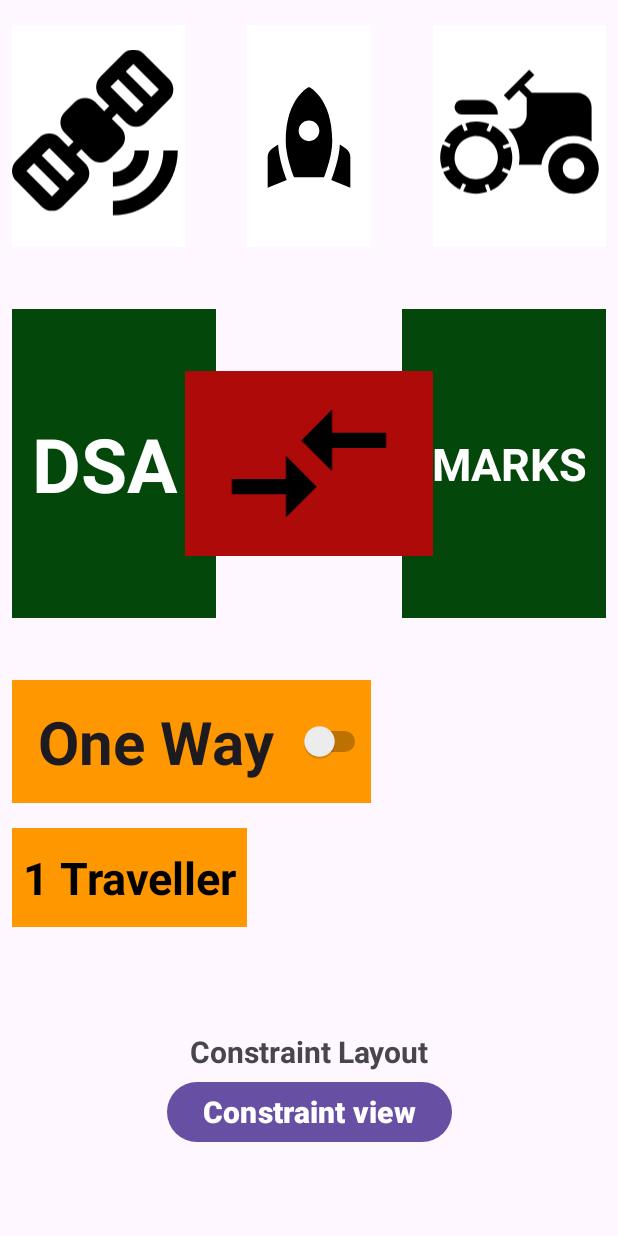
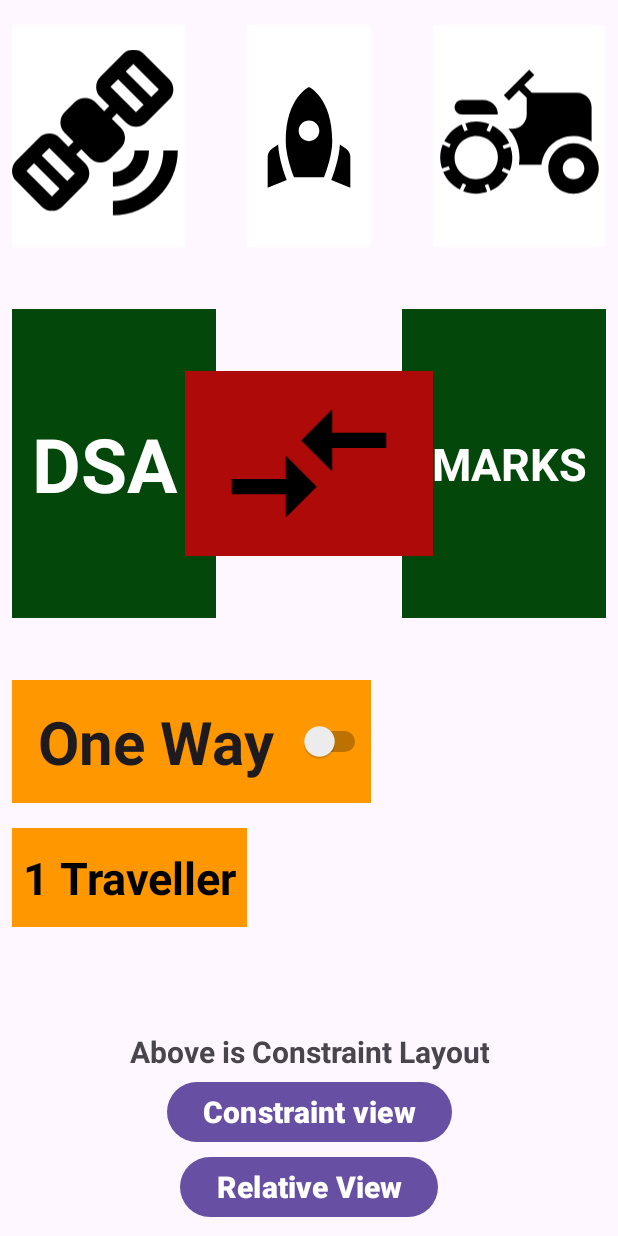
Before and after one commit to VaibhavRawat27/ConstraintAndRelativeLayout, an Android app: the screen it shows after launch (MainActivity), on a phone screen of 412 x 824 dp. Run offline under Robolectric (Android 15) with nearby library versions, the phone set to English and light mode, and no system bars.

```diff
--- a/app/src/main/java/com/vaibhavrawat/constraintlayout/MainActivity.kt
+++ b/app/src/main/java/com/vaibhavrawat/constraintlayout/MainActivity.kt
@@ -8,13 +8,19 @@ import android.widget.Button
 
 class MainActivity : AppCompatActivity() {
     var btnRelativeLayout : Button?= null
+    var btnRelativeLayoutSwitch : Button?=null
     @SuppressLint("MissingInflatedId")
     override fun onCreate(savedInstanceState: Bundle?) {
         super.onCreate(savedInstanceState)
         setContentView(R.layout.activity_main)
         btnRelativeLayout = findViewById(R.id.btnRelativeLayout)
+        btnRelativeLayoutSwitch = findViewById(R.id.btnRelativeLayoutSwitch)
         btnRelativeLayout?.setOnClickListener {
-            var intent = Intent(this, ConstraintLayoutView::class.java)
+            val intent = Intent(this, ConstraintLayoutView::class.java)
+            startActivity(intent)
+        }
+        btnRelativeLayoutSwitch?.setOnClickListener {
+            val intent = Intent(this, RelativeLayout::class.java)
             startActivity(intent)
         }
     }
--- a/app/src/main/res/layout/activity_main.xml
+++ b/app/src/main/res/layout/activity_main.xml
@@ -149,6 +149,22 @@
         app:layout_constraintGuide_percent=".90"
         />
 
+    <androidx.constraintlayout.widget.Guideline
+        android:layout_width="wrap_content"
+        android:layout_height="wrap_content"
+        android:orientation="horizontal"
+        android:id="@+id/guideline_h_94"
+        app:layout_constraintGuide_percent=".94"
+        />
+
+    <androidx.constraintlayout.widget.Guideline
+        android:layout_width="wrap_content"
+        android:layout_height="wrap_content"
+        android:orientation="horizontal"
+        android:id="@+id/guideline_h_98"
+        app:layout_constraintGuide_percent=".98"
+        />
+
     <ImageView
         android:layout_width="0dp"
         android:layout_height="0dp"
@@ -264,7 +280,7 @@
     <TextView
         android:layout_width="wrap_content"
         android:layout_height="wrap_content"
-        android:text="Constraint Layout"
+        android:text="Above is Constraint Layout"
         android:textSize="20sp"
         android:textStyle="bold"
         android:gravity="center"
@@ -285,6 +301,18 @@
         app:layout_constraintEnd_toStartOf="@+id/guideline_v_98"
         android:id="@+id/btnRelativeLayout"/>
 
+    <Button
+        android:layout_width="wrap_content"
+        android:layout_height="wrap_content"
+        android:text="Relative View"
+        android:textSize="20sp"
+        android:textStyle="bold"
+        app:layout_constraintStart_toStartOf="@id/guideline_v_02"
+        app:layout_constraintBottom_toTopOf="@id/guideline_h_98"
+        app:layout_constraintTop_toBottomOf="@+id/guideline_h_94"
+        app:layout_constraintEnd_toStartOf="@+id/guideline_v_98"
+        android:id="@+id/btnRelativeLayoutSwitch"/>
+
 
 
 </androidx.constraintlayout.widget.ConstraintLayout>
```
